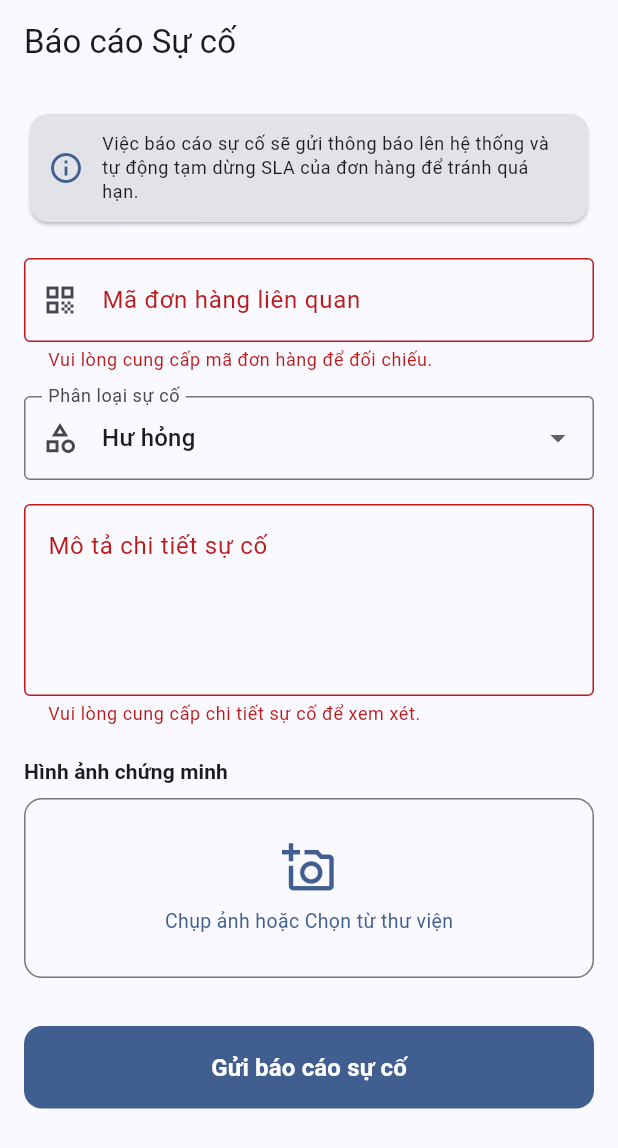
After one commit to VanTra-ai/logistics_mobile_app, a Flutter app: the TicketCreateScreen screen opened by its route, after a tap on "Gửi báo cáo sự cố", on a phone screen of 412 x 824 dp. The commit adds this screen. Shown: the top 1148 px of the screen. Run offline on Flutter 3.47's test engine with Material 3 defaults, Android fonts, the phone set to English and light mode, and no system bars; our stand-ins replace dio, flutter_riverpod, flutter_secure_storage, go_router, image_picker; missing offline and left inert: mobile_scanner; accounts and stored records are empty.

Commit message:
feat: implement incident ticket management with multipart image upload

```diff
--- a/lib/core/router/app_router.dart
+++ b/lib/core/router/app_router.dart
@@ -10,6 +10,7 @@ import '../../features/profile/screens/profile_screen.dart';
 import '../../features/station/screens/station_scan_screen.dart';
 import '../../features/shipment/screens/shipment_list_screen.dart';
 import '../../features/shipment/screens/shipment_detail_screen.dart';
+import '../../features/ticket/screens/ticket_create_screen.dart';
 import '../storage/secure_storage_provider.dart';
 
 /// Danh sách tên các route để tránh hardcode string.
@@ -26,6 +27,7 @@ abstract class AppRoutes {
   static const String station = '/station';
   static const String shipments = '/shipments';
   static const String shipmentDetail = '/shipments/:id';
+  static const String ticketCreate = '/tickets/create';
 }
 
 /// Provider cho GoRouter — được tạo một lần và tái sử dụng xuyên suốt.
@@ -87,6 +89,16 @@ final appRouterProvider = Provider<GoRouter>((ref) {
         },
       ),
 
+      // ── Màn hình Báo cáo Sự cố (push on top) ──
+      GoRoute(
+        path: AppRoutes.ticketCreate,
+        name: 'ticketCreate',
+        builder: (context, state) {
+          final prefilledId = state.uri.queryParameters['orderId'];
+          return TicketCreateScreen(prefilledOrderId: prefilledId);
+        },
+      ),
+
       // ── Shell chứa BottomNavigationBar ──
       ShellRoute(
         builder: (context, state, child) =>
--- a/lib/features/dashboard/screens/dashboard_screen.dart
+++ b/lib/features/dashboard/screens/dashboard_screen.dart
@@ -151,9 +151,7 @@ class _HubCoordinatorDashboard extends StatelessWidget {
             label: 'Báo cáo Sự cố',
             subtitle: 'Ghi nhận đơn hàng ngoại lệ',
             color: colorScheme.error,
-            onTap: () {
-              // TODO: context.go(AppRoutes.exceptions)
-            },
+            onTap: () => context.push(AppRoutes.ticketCreate),
           ),
         ],
       ),
--- /dev/null
+++ b/lib/features/ticket/providers/ticket_provider.dart
@@ -0,0 +1,88 @@
+import 'package:flutter_riverpod/flutter_riverpod.dart';
+
+import '../repositories/ticket_repository.dart';
+
+class TicketState {
+  final String? imagePath;
+  final bool isLoading;
+  final String? errorMessage;
+  final bool isSuccess;
+
+  const TicketState({
+    this.imagePath,
+    this.isLoading = false,
+    this.errorMessage,
+    this.isSuccess = false,
+  });
+
+  TicketState copyWith({
+    String? imagePath,
+    bool? isLoading,
+    String? errorMessage,
+    bool? isSuccess,
+    bool clearImage = false,
+  }) {
+    return TicketState(
+      imagePath: clearImage ? null : (imagePath ?? this.imagePath),
+      isLoading: isLoading ?? this.isLoading,
+      errorMessage: errorMessage ?? this.errorMessage,
+      isSuccess: isSuccess ?? this.isSuccess,
+    );
+  }
+}
+
+class TicketNotifier extends StateNotifier<TicketState> {
+  final TicketRepository _repository;
+
+  TicketNotifier(this._repository) : super(const TicketState());
+
+  /// Lưu đường dẫn ảnh chứng minh được chọn
+  void setImagePath(String? path) {
+    state = state.copyWith(imagePath: path);
+  }
+
+  /// Gỡ bỏ hình ảnh đang chọn
+  void clearImage() {
+    state = state.copyWith(clearImage: true);
+  }
+
+  /// Gửi báo cáo sự cố (Ticket) lên server
+  Future<bool> submitTicket({
+    required String orderId,
+    required String issueType,
+    required String description,
+  }) async {
+    state = state.copyWith(isLoading: true, errorMessage: null, isSuccess: false);
+
+    try {
+      await _repository.createTicket(
+        orderId: orderId,
+        issueType: issueType,
+        description: description,
+        imagePath: state.imagePath,
+      );
+      state = state.copyWith(isLoading: false, isSuccess: true);
+      return true;
+    } catch (e) {
+      String msg = 'Đã xảy ra lỗi khi báo cáo sự cố.';
+      final errStr = e.toString();
+      if (errStr.contains('404')) {
+        msg = 'Không tìm thấy đơn hàng này trong hệ thống!';
+      } else if (errStr.contains('SocketException')) {
+        msg = 'Lỗi kết nối mạng, vui lòng thử lại.';
+      }
+      state = state.copyWith(isLoading: false, errorMessage: msg);
+      return false;
+    }
+  }
+
+  /// Reset trạng thái
+  void reset() {
+    state = const TicketState();
+  }
+}
+
+/// Provider tự động huỷ (auto-dispose) để dọn sạch form khi thoát màn hình
+final ticketProvider = StateNotifierProvider.autoDispose<TicketNotifier, TicketState>((ref) {
+  return TicketNotifier(ref.read(ticketRepositoryProvider));
+});
--- /dev/null
+++ b/lib/features/ticket/screens/ticket_create_screen.dart
@@ -0,0 +1,320 @@
+import 'dart:io';
+import 'package:flutter/material.dart';
+import 'package:flutter_riverpod/flutter_riverpod.dart';
+import 'package:go_router/go_router.dart';
+import 'package:image_picker/image_picker.dart';
+
+import '../providers/ticket_provider.dart';
+
+class TicketCreateScreen extends ConsumerStatefulWidget {
+  final String? prefilledOrderId;
+
+  const TicketCreateScreen({super.key, this.prefilledOrderId});
+
+  @override
+  ConsumerState<TicketCreateScreen> createState() => _TicketCreateScreenState();
+}
+
+class _TicketCreateScreenState extends ConsumerState<TicketCreateScreen> {
+  final _formKey = GlobalKey<FormState>();
+  late final TextEditingController _orderIdController;
+  final _descriptionController = TextEditingController();
+  final ImagePicker _picker = ImagePicker();
+
+  // Dropdown options
+  final List<String> _issueTypes = ['Hư hỏng', 'Thiếu hàng', 'Khác'];
+  String _selectedIssueType = 'Hư hỏng';
+
+  @override
+  void initState() {
+    super.initState();
+    _orderIdController = TextEditingController(text: widget.prefilledOrderId);
+  }
+
+  @override
+  void dispose() {
+    _orderIdController.dispose();
+    _descriptionController.dispose();
+    super.dispose();
+  }
+
+  Future<void> _pickImage(ImageSource source) async {
+    try {
+      final XFile? pickedFile = await _picker.pickImage(
+        source: source,
+        maxWidth: 1024,
+        maxHeight: 1024,
+        imageQuality: 85,
+      );
+
+      if (pickedFile != null) {
+        ref.read(ticketProvider.notifier).setImagePath(pickedFile.path);
+      }
+    } catch (e) {
+      if (mounted) {
+        ScaffoldMessenger.of(context).showSnackBar(
+          SnackBar(content: Text('Lỗi chọn ảnh: $e')),
+        );
+      }
+    }
+  }
+
+  void _showImageSourceActionSheet(BuildContext context) {
+    showModalBottomSheet(
+      context: context,
+      shape: const RoundedRectangleBorder(
+        borderRadius: BorderRadius.vertical(top: Radius.circular(16)),
+      ),
+      builder: (BuildContext context) {
+        return SafeArea(
+          child: Wrap(
+            children: [
+              ListTile(
+                leading: const Icon(Icons.camera_alt_outlined),
+                title: const Text('Chụp ảnh mới'),
+                onTap: () {
+                  Navigator.pop(context);
+                  _pickImage(ImageSource.camera);
+                },
+              ),
+              ListTile(
+                leading: const Icon(Icons.photo_library_outlined),
+                title: const Text('Chọn từ thư viện'),
+                onTap: () {
+                  Navigator.pop(context);
+                  _pickImage(ImageSource.gallery);
+                },
+              ),
+            ],
+          ),
+        );
+      },
+    );
+  }
+
+  Future<void> _handleSubmit() async {
+    if (!_formKey.currentState!.validate()) return;
+
+    final success = await ref.read(ticketProvider.notifier).submitTicket(
+          orderId: _orderIdController.text,
+          issueType: _selectedIssueType,
+          description: _descriptionController.text,
+        );
+
+    if (success && mounted) {
+      ScaffoldMessenger.of(context).showSnackBar(
+        const SnackBar(
+          content: Text('Đã ghi nhận sự cố, hệ thống SLA đã tạm dừng!'),
+          backgroundColor: Colors.green,
+          behavior: SnackBarBehavior.floating,
+        ),
+      );
+      context.pop();
+    }
+  }
+
+  @override
+  Widget build(BuildContext context) {
+    final ticketState = ref.watch(ticketProvider);
+    final theme = Theme.of(context);
+    final colorScheme = theme.colorScheme;
+
+    // Lắng nghe lỗi để thông báo
+    ref.listen<TicketState>(ticketProvider, (previous, next) {
+      if (next.errorMessage != null && next.errorMessage != previous?.errorMessage) {
+        ScaffoldMessenger.of(context).showSnackBar(
+          SnackBar(
+            content: Text(next.errorMessage!),
+            backgroundColor: colorScheme.error,
+            behavior: SnackBarBehavior.floating,
+          ),
+        );
+      }
+    });
+
+    return Scaffold(
+      appBar: AppBar(
+        title: const Text('Báo cáo Sự cố'),
+      ),
+      body: GestureDetector(
+        onTap: () => FocusScope.of(context).unfocus(),
+        child: SingleChildScrollView(
+          padding: const EdgeInsets.all(16),
+          child: Form(
+            key: _formKey,
+            child: Column(
+              crossAxisAlignment: CrossAxisAlignment.stretch,
+              children: [
+                // ── Hướng dẫn ──
+                Card(
+                  color: colorScheme.surfaceContainerHighest,
+                  child: Padding(
+                    padding: const EdgeInsets.all(12),
+                    child: Row(
+                      children: [
+                        Icon(Icons.info_outline, color: colorScheme.primary),
+                        const SizedBox(width: 12),
+                        Expanded(
+                          child: Text(
+                            'Việc báo cáo sự cố sẽ gửi thông báo lên hệ thống và tự động tạm dừng SLA của đơn hàng để tránh quá hạn.',
+                            style: theme.textTheme.bodySmall,
+                          ),
+                        ),
+                      ],
+                    ),
+                  ),
+                ),
+                const SizedBox(height: 20),
+
+                // ── Mã đơn hàng ──
+                TextFormField(
+                  controller: _orderIdController,
+                  textInputAction: TextInputAction.next,
+                  decoration: const InputDecoration(
+                    labelText: 'Mã đơn hàng liên quan',
+                    hintText: 'Nhập ID hoặc mã vận đơn...',
+                    prefixIcon: Icon(Icons.qr_code_outlined),
+                    border: OutlineInputBorder(),
+                  ),
+                  validator: (value) {
+                    if (value == null || value.trim().isEmpty) {
+                      return 'Vui lòng cung cấp mã đơn hàng để đối chiếu.';
+                    }
+                    return null;
+                  },
+                ),
+                const SizedBox(height: 16),
+
+                // ── Loại sự cố ──
+                DropdownButtonFormField<String>(
+                  initialValue: _selectedIssueType,
+                  decoration: const InputDecoration(
+                    labelText: 'Phân loại sự cố',
+                    prefixIcon: Icon(Icons.category_outlined),
+                    border: OutlineInputBorder(),
+                  ),
+                  items: _issueTypes.map((type) {
+                    return DropdownMenuItem(
+                      value: type,
+                      child: Text(type),
+                    );
+                  }).toList(),
+                  onChanged: (val) {
+                    if (val != null) {
+                      setState(() {
+                        _selectedIssueType = val;
+                      });
+                    }
+                  },
+                ),
+                const SizedBox(height: 16),
+
+                // ── Chi tiết mô tả ──
+                TextFormField(
+                  controller: _descriptionController,
+                  maxLines: 4,
+                  decoration: const InputDecoration(
+                    labelText: 'Mô tả chi tiết sự cố',
+                    hintText: 'Nhập thông tin móp méo, bể vỡ, thất lạc hàng hoá...',
+                    alignLabelWithHint: true,
+                    border: OutlineInputBorder(),
+                  ),
+                  validator: (value) {
+                    if (value == null || value.trim().isEmpty) {
+                      return 'Vui lòng cung cấp chi tiết sự cố để xem xét.';
+                    }
+                    if (value.length < 10) {
+                      return 'Nội dung mô tả quá ngắn.';
+                    }
+                    return null;
+                  },
+                ),
+                const SizedBox(height: 20),
+
+                // ── Upload ảnh minh chứng ──
+                Text(
+                  'Hình ảnh chứng minh',
+                  style: theme.textTheme.titleSmall?.copyWith(fontWeight: FontWeight.bold),
+                ),
+                const SizedBox(height: 8),
+                if (ticketState.imagePath != null)
+                  Stack(
+                    alignment: Alignment.topRight,
+                    children: [
+                      Container(
+                        height: 200,
+                        width: double.infinity,
+                        decoration: BoxDecoration(
+                          borderRadius: BorderRadius.circular(12),
+                          border: Border.all(color: colorScheme.outlineVariant),
+                          image: DecorationImage(
+                            image: FileImage(File(ticketState.imagePath!)),
+                            fit: BoxFit.cover,
+                          ),
+                        ),
+                      ),
+                      IconButton.filled(
+                        icon: const Icon(Icons.close),
+                        style: IconButton.styleFrom(
+                          backgroundColor: Colors.black54,
+                        ),
+                        onPressed: () => ref.read(ticketProvider.notifier).clearImage(),
+                      ),
+                    ],
+                  )
+                else
+                  InkWell(
+                    onTap: () => _showImageSourceActionSheet(context),
+                    borderRadius: BorderRadius.circular(12),
+                    child: Container(
+                      height: 120,
+                      decoration: BoxDecoration(
+                        border: Border.all(color: colorScheme.outline, style: BorderStyle.solid),
+                        borderRadius: BorderRadius.circular(12),
+                      ),
+                      child: Column(
+                        mainAxisAlignment: MainAxisAlignment.center,
+                        children: [
+                          Icon(Icons.add_a_photo_outlined, size: 36, color: colorScheme.primary),
+                          const SizedBox(height: 8),
+                          Text(
+                            'Chụp ảnh hoặc Chọn từ thư viện',
+                            style: TextStyle(color: colorScheme.primary, fontSize: 13),
+                          ),
+                        ],
+                      ),
+                    ),
+                  ),
+                const SizedBox(height: 32),
+
+                // ── Nút gửi ──
+                FilledButton(
+                  onPressed: ticketState.isLoading ? null : _handleSubmit,
+                  style: FilledButton.styleFrom(
+                    padding: const EdgeInsets.symmetric(vertical: 16),
+                    shape: RoundedRectangleBorder(
+                      borderRadius: BorderRadius.circular(12),
+                    ),
+                  ),
+                  child: ticketState.isLoading
+                      ? const SizedBox(
+                          width: 20,
+                          height: 20,
+                          child: CircularProgressIndicator(
+                            strokeWidth: 2.5,
+                            color: Colors.white,
+                          ),
+                        )
+                      : const Text(
+                          'Gửi báo cáo sự cố',
+                          style: TextStyle(fontSize: 16, fontWeight: FontWeight.bold),
+                        ),
+                ),
+              ],
+            ),
+          ),
+        ),
+      ),
+    );
+  }
+}
--- a/pubspec.yaml
+++ b/pubspec.yaml
@@ -51,6 +51,9 @@ dependencies:
   # Barcode / QR Scanner
   mobile_scanner: ^6.0.5
 
+  # Image selection
+  image_picker: ^1.1.2
+
 dev_dependencies:
   flutter_test:
     sdk: flutter
```
Also changed, not shown: lib/features/ticket/models/ticket_model.dart (added, +48 -0 lines), lib/features/ticket/repositories/ticket_repository.dart (added, +47 -0 lines), pubspec.lock.
